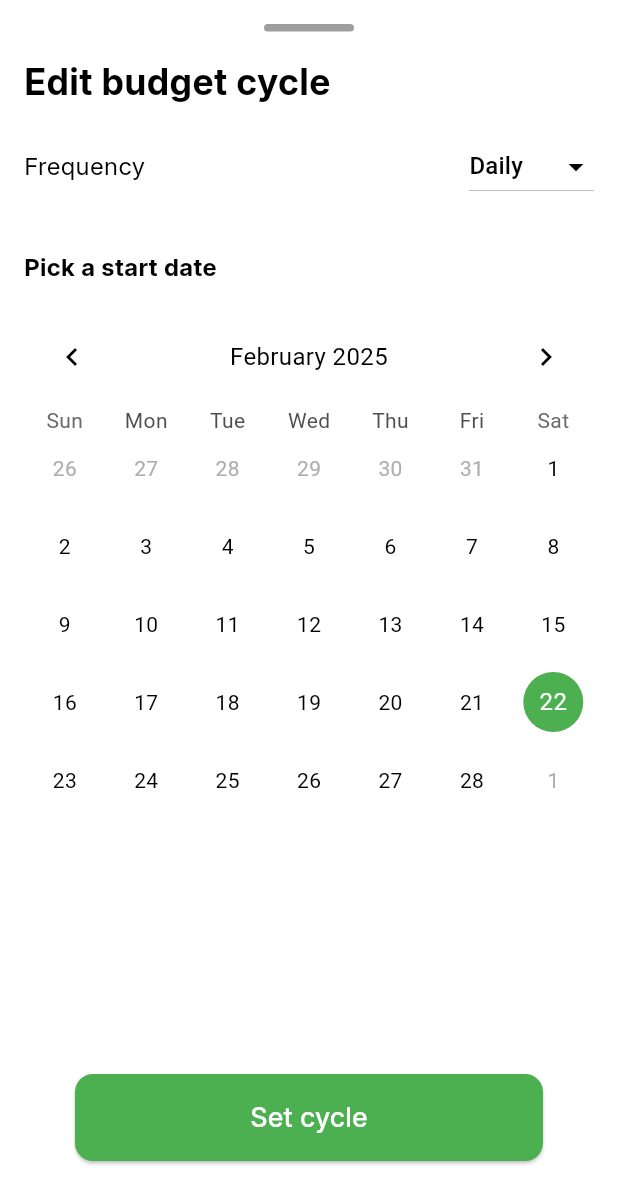
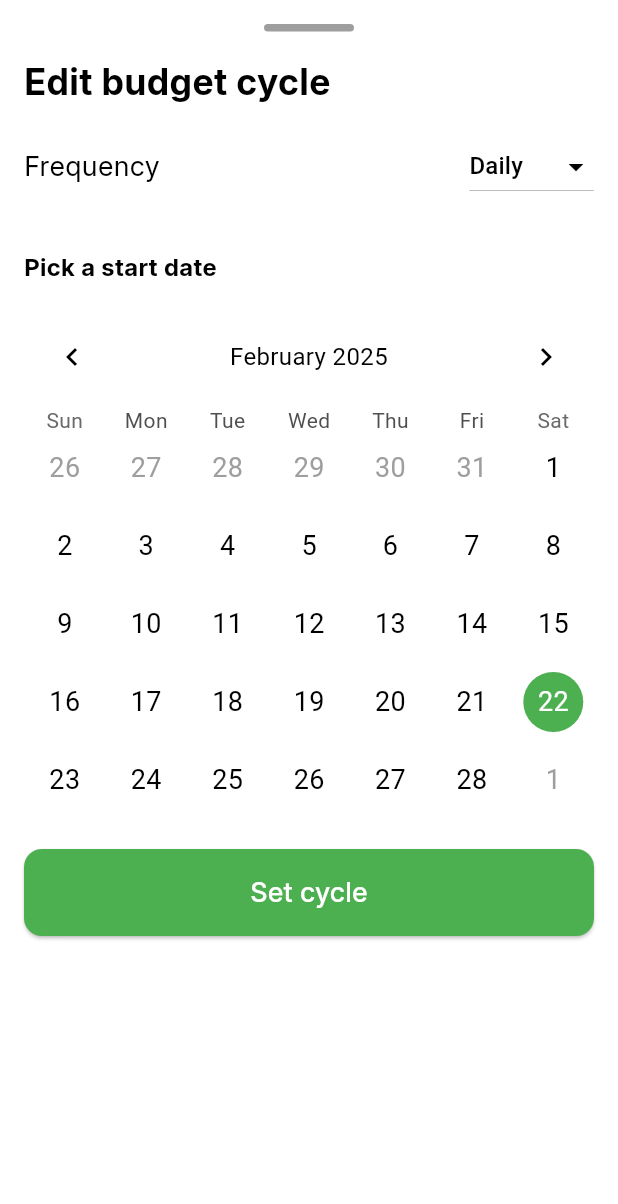
Before and after one commit to Tiptoplegend/fintrack_app, a Flutter app: the CalendarPage screen opened directly, on a phone screen of 412 x 824 dp. Shown: the top 1204 px of the screen. Run offline on Flutter 3.47's test engine with Material 3 defaults, Android fonts, the phone set to English and light mode, and no system bars; drawn by our look-alikes of table_calendar; our stand-ins replace cloud_firestore, firebase_auth, firebase_core, flutter_local_notifications, google_sign_in, shared_preferences; accounts and stored records are empty.

```diff
--- a/lib/Main Screens/CalendarPage.dart
+++ b/lib/Main Screens/CalendarPage.dart
@@ -4,8 +4,7 @@ import 'package:table_calendar/table_calendar.dart';
 class CalendarPage extends StatefulWidget {
   final Function(String) onCycleSelected;
 
-  const CalendarPage({Key? key, required this.onCycleSelected})
-      : super(key: key);
+  const CalendarPage({super.key, required this.onCycleSelected});
 
   @override
   _CalendarPageState createState() => _CalendarPageState();
@@ -19,13 +18,10 @@ class _CalendarPageState extends State<CalendarPage> {
   @override
   Widget build(BuildContext context) {
     return Scaffold(
-      body: SingleChildScrollView(
-        child: Column(
+      body: Column(
         children: [
           Container(
-              height: MediaQuery.of(context)
-                  .size
-                  .height, // Adjusted height to cover the full screen
+            height: MediaQuery.of(context).size.height, // Adjusted height to cover the full screen
             decoration: const BoxDecoration(
               color: Colors.white,
               borderRadius: BorderRadius.only(
@@ -61,9 +57,12 @@ class _CalendarPageState extends State<CalendarPage> {
                 const SizedBox(height: 16),
                 _PickStartDateText(),
                 Expanded(
+                  child: SingleChildScrollView(
                     child: Padding(
                       padding: const EdgeInsets.all(16.0),
-                      child: TableCalendar(
+                      child: Column(
+                        children: [
+                          TableCalendar(
                             firstDay: DateTime.utc(2000, 1, 1),
                             lastDay: DateTime.utc(2100, 12, 31),
                             focusedDay: _focusedDay,
@@ -73,8 +72,7 @@ class _CalendarPageState extends State<CalendarPage> {
                             onDaySelected: (selectedDay, focusedDay) {
                               setState(() {
                                 _selectedDay = selectedDay;
-                            _focusedDay =
-                                focusedDay; // update `_focusedDay` here as well
+                                _focusedDay = focusedDay; // update `_focusedDay` here as well
                               });
                             },
                             calendarFormat: CalendarFormat.month,
@@ -85,8 +83,11 @@ class _CalendarPageState extends State<CalendarPage> {
                               _focusedDay = focusedDay;
                             },
                             calendarStyle: CalendarStyle(
-                          defaultTextStyle: TextStyle(color: Colors.black),
-                          weekendTextStyle: TextStyle(color: Colors.black),
+                              defaultTextStyle: TextStyle(color: Colors.black, fontSize: 18),
+                              weekendTextStyle: TextStyle(color: Colors.black, fontSize: 18),
+                              outsideTextStyle: TextStyle(color: Colors.grey, fontSize: 18),
+                              todayTextStyle: TextStyle(color: Colors.white, fontSize: 18),
+                              selectedTextStyle: TextStyle(color: Colors.white, fontSize: 18),
                               selectedDecoration: BoxDecoration(
                                 color: Colors.green,
                                 shape: BoxShape.circle,
@@ -114,17 +115,12 @@ class _CalendarPageState extends State<CalendarPage> {
                             ),
                             calendarBuilders: CalendarBuilders(
                               defaultBuilder: (context, day, focusedDay) {
-                            if (_selectedFrequency == 'Weekly' &&
-                                _selectedDay != null) {
-                              final startOfWeek = _selectedDay!.subtract(
-                                  Duration(days: _selectedDay!.weekday - 1));
-                              final endOfWeek =
-                                  startOfWeek.add(Duration(days: 6));
+                                if (_selectedFrequency == 'Weekly' && _selectedDay != null) {
+                                  final startOfWeek = _selectedDay!.subtract(Duration(days: _selectedDay!.weekday - 1));
+                                  final endOfWeek = startOfWeek.add(Duration(days: 6));
 
-                              if (day.isAfter(startOfWeek
-                                      .subtract(Duration(days: 1))) &&
-                                  day.isBefore(
-                                      endOfWeek.add(Duration(days: 1)))) {
+                                  if (day.isAfter(startOfWeek.subtract(Duration(days: 1))) &&
+                                      day.isBefore(endOfWeek.add(Duration(days: 1)))) {
                               return Container(
                                       margin: const EdgeInsets.all(4.0),
                                       decoration: BoxDecoration(
@@ -145,14 +141,39 @@ class _CalendarPageState extends State<CalendarPage> {
                               },
                             ),
                           ),
+                          const SizedBox(height: 20),
+                          SizedBox(
+                            width: double.infinity,
+                            child: ElevatedButton(
+                              onPressed: () {
+                                // Handle set cycle action
+                              },
+                              style: ElevatedButton.styleFrom(
+                                backgroundColor: Colors.green,
+                                shape: RoundedRectangleBorder(
+                                  borderRadius: BorderRadius.circular(12),
+                                ),
+                                padding: const EdgeInsets.symmetric(vertical: 16),
+                              ),
+                              child: const Text(
+                                'Set cycle',
+                                style: TextStyle(
+                                  fontFamily: 'inter',
+                                  fontSize: 18,
+                                  color: Colors.white,
                                 ),
                               ),
-                  _SetCycleButton(),
+                            ),
+                          ),
+                        ],
+                      ),
+                    ),
+                  ),
+                ),
               ],
             ),
           ),
         ],
-        ),
       ),
     );
   }
@@ -174,9 +195,7 @@ Widget _Header() {
   );
 }
 
-Widget _FrequencyDropdown(
-    {required String selectedFrequency,
-    required ValueChanged<String?> onChanged}) {
+Widget _FrequencyDropdown({required String selectedFrequency, required ValueChanged<String?> onChanged}) {
   return Padding(
     padding: const EdgeInsets.symmetric(horizontal: 16.0),
     child: Row(
@@ -186,7 +205,7 @@ Widget _FrequencyDropdown(
           'Frequency',
           style: TextStyle(
             fontFamily: 'inter',
-            fontSize: 16,
+            fontSize: 18,
             color: Colors.black,
           ),
         ),
@@ -238,29 +257,3 @@ Widget _PickStartDateText() {
     ),
   );
 }
-
-Widget _SetCycleButton() {
-  return Padding(
-    padding: const EdgeInsets.all(50.0),
-    child: ElevatedButton(
-      onPressed: () {
-        // Handle set cycle action
-      },
-      style: ElevatedButton.styleFrom(
-        backgroundColor: Colors.green,
-        shape: RoundedRectangleBorder(
-          borderRadius: BorderRadius.circular(12),
-        ),
-        padding: const EdgeInsets.symmetric(vertical: 16),
-      ),
-      child: const Text(
-        'Set cycle',
-        style: TextStyle(
-          fontFamily: 'inter',
-          fontSize: 18,
-          color: Colors.white,
-        ),
-      ),
-    ),
-  );
-}
--- a/lib/providers/noti_service.dart
+++ b/lib/providers/noti_service.dart
@@ -1,4 +1,3 @@
-import 'package:flutter/widgets.dart';
 import 'package:flutter_local_notifications/flutter_local_notifications.dart';
 
 class NotiService {
```
Also changed, not shown: lib/FAB pages/Categories.dart (+10 -0 lines), lib/Main Screens/Analytics.dart (+14 -2 lines), lib/Main Screens/Budget.dart (+8 -3 lines), lib/Main Screens/CreateBudgetPage.dart (+11 -5 lines), lib/Main Screens/Goals.dart (+13 -2 lines), lib/Main Screens/Homepage.dart (+11 -13 lines), lib/Onboarding/SignIn.dart (+14 -3 lines), lib/Onboarding/SignUp.dart (+13 -3 lines), lib/providers/SettingsScreen.dart (+57 -10 lines), pubspec.lock. Lines whose indentation alone changed are shown as unchanged.
